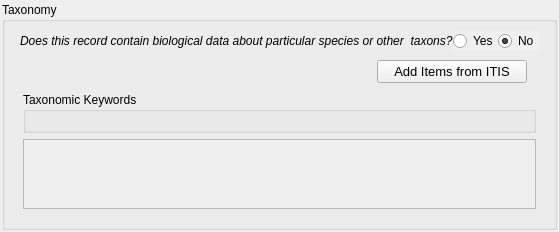
Before: the Qt Designer form pymdwizard/gui/ui_files/Taxonomy.ui in DOI-USGS/fort-pymdwizard, drawn with Qt 5.
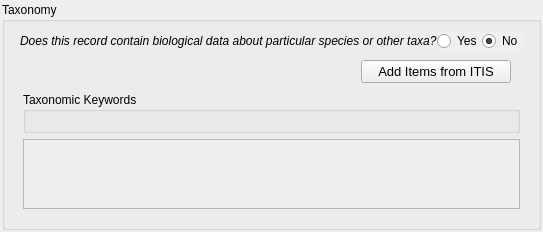
After: the same form once the commit is applied.

```diff
--- a/pymdwizard/gui/ui_files/Taxonomy.ui
+++ b/pymdwizard/gui/ui_files/Taxonomy.ui
@@ -81,7 +81,7 @@
              <string notr="true">font: italic;</string>
             </property>
             <property name="text">
-             <string>Does this record contain biological data about particular species or other  taxons?</string>
+             <string>Does this record contain biological data about particular species or other taxa?</string>
             </property>
            </widget>
           </item>
```
